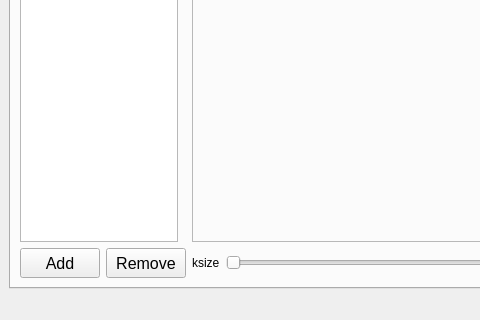
The window that src/main_win.ui (hitman3r44/GroupPhoto) describes before a commit, drawn with Qt 5; both pictures show x 0 to 480 and y 198 to 518 of the 678 by 518 pixel window.
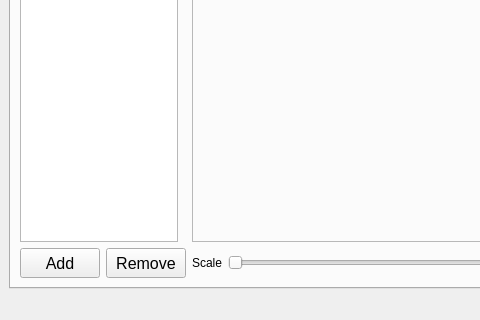
The same window after the commit. Icons and pictures are not drawn.

The edit to the form file:
```diff
--- a/src/main_win.ui
+++ b/src/main_win.ui
@@ -200,7 +200,7 @@
                </font>
               </property>
               <property name="text">
-               <string>ksize</string>
+               <string>Scale</string>
               </property>
              </widget>
             </item>
```
Left out of the diff: 2 changed lines with no effect on the pictures.
